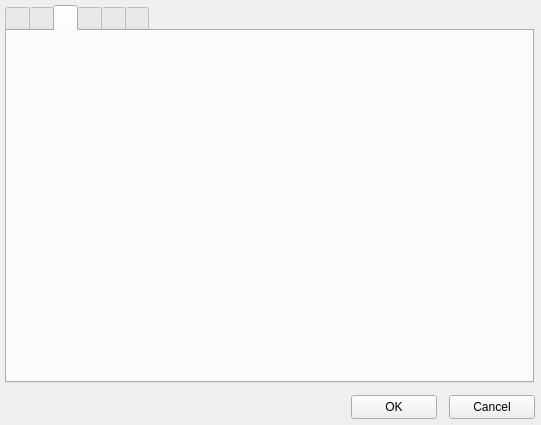
This is ui/sets.ui in Pixelsuft/qemu-launcher as Qt 5 draws it before an edit. The edited form follows.
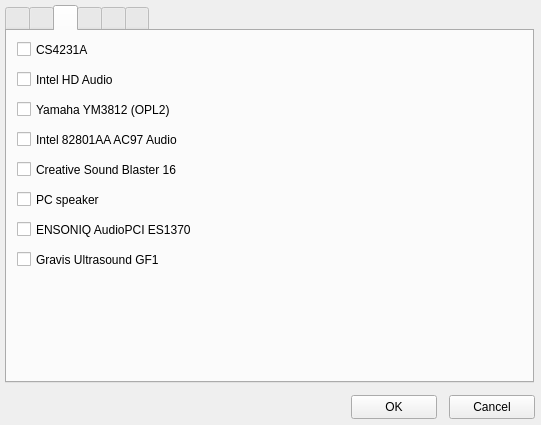
This is the edited form. The open tabs and pages were chosen to show the change. Icons and pictures are not drawn.

```diff
--- a/ui/sets.ui
+++ b/ui/sets.ui
@@ -964,6 +964,110 @@
      <attribute name="title">
       <string/>
      </attribute>
+     <widget class="QCheckBox" name="cs4231a">
+      <property name="geometry">
+       <rect>
+        <x>10</x>
+        <y>10</y>
+        <width>181</width>
+        <height>17</height>
+       </rect>
+      </property>
+      <property name="text">
+       <string>CS4231A</string>
+      </property>
+     </widget>
+     <widget class="QCheckBox" name="hda">
+      <property name="geometry">
+       <rect>
+        <x>10</x>
+        <y>40</y>
+        <width>181</width>
+        <height>17</height>
+       </rect>
+      </property>
+      <property name="text">
+       <string>Intel HD Audio</string>
+      </property>
+     </widget>
+     <widget class="QCheckBox" name="adlib">
+      <property name="geometry">
+       <rect>
+        <x>10</x>
+        <y>70</y>
+        <width>181</width>
+        <height>17</height>
+       </rect>
+      </property>
+      <property name="text">
+       <string>Yamaha YM3812 (OPL2)</string>
+      </property>
+     </widget>
+     <widget class="QCheckBox" name="pcspk">
+      <property name="geometry">
+       <rect>
+        <x>10</x>
+        <y>160</y>
+        <width>181</width>
+        <height>17</height>
+       </rect>
+      </property>
+      <property name="text">
+       <string>PC speaker</string>
+      </property>
+     </widget>
+     <widget class="QCheckBox" name="ac97">
+      <property name="geometry">
+       <rect>
+        <x>10</x>
+        <y>100</y>
+        <width>181</width>
+        <height>17</height>
+       </rect>
+      </property>
+      <property name="text">
+       <string>Intel 82801AA AC97 Audio</string>
+      </property>
+     </widget>
+     <widget class="QCheckBox" name="sb16">
+      <property name="geometry">
+       <rect>
+        <x>10</x>
+        <y>130</y>
+        <width>181</width>
+        <height>17</height>
+       </rect>
+      </property>
+      <property name="text">
+       <string>Creative Sound Blaster 16</string>
+      </property>
+     </widget>
+     <widget class="QCheckBox" name="gus">
+      <property name="geometry">
+       <rect>
+        <x>10</x>
+        <y>220</y>
+        <width>181</width>
+        <height>17</height>
+       </rect>
+      </property>
+      <property name="text">
+       <string>Gravis Ultrasound GF1</string>
+      </property>
+     </widget>
+     <widget class="QCheckBox" name="es1370">
+      <property name="geometry">
+       <rect>
+        <x>10</x>
+        <y>190</y>
+        <width>181</width>
+        <height>17</height>
+       </rect>
+      </property>
+      <property name="text">
+       <string>ENSONIQ AudioPCI ES1370</string>
+      </property>
+     </widget>
     </widget>
     <widget class="QWidget" name="drives">
      <attribute name="icon">
```
Left out of the diff: 2 changed lines with no effect on the pictures.
